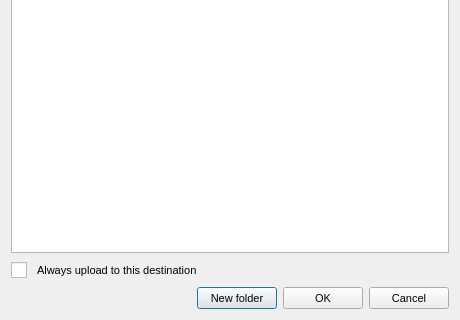
Above: Source/MEGASync/gui/win/NodeSelector.ui from meganz/MEGAsync before the change; both pictures show x 0 to 460 and y 140 to 460 of the 460 by 460 pixel window. Below: the same form after it.
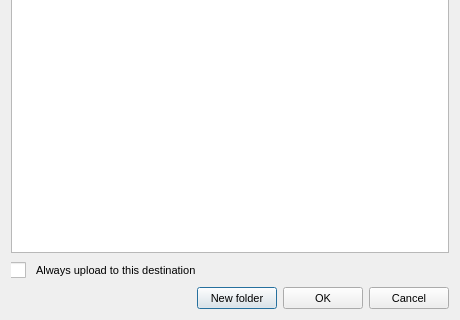
That is the form after the change.

The edit to the form file:
```diff
--- a/Source/MEGASync/gui/win/NodeSelector.ui
+++ b/Source/MEGASync/gui/win/NodeSelector.ui
@@ -45,6 +45,7 @@
 #cbAlwaysUploadToLocation
 {
     spacing: 10px;
+	padding-left: -1px;
 }</string>
   </property>
   <property name="modal">
```
Left out of the diff: 11 changed lines with no effect on the pictures.
